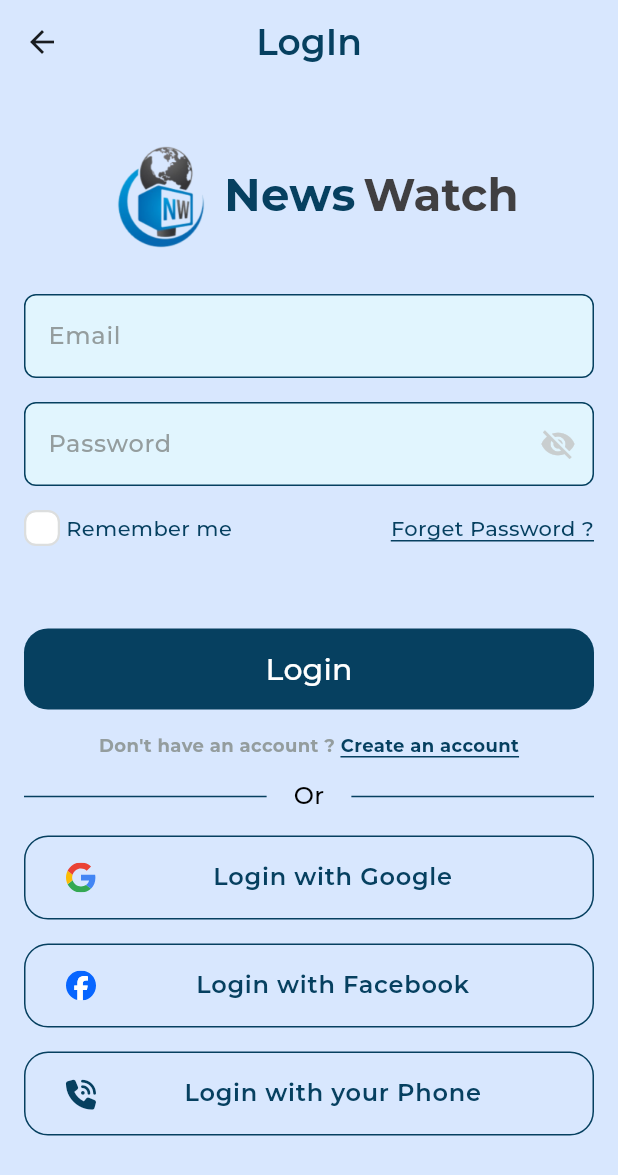
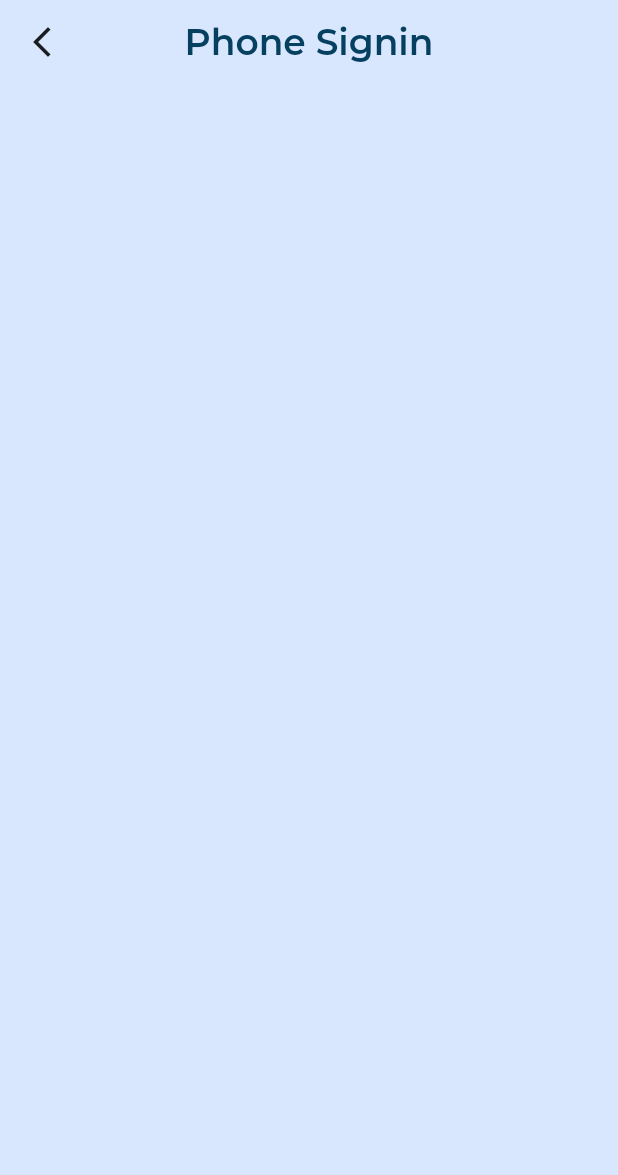
Before and after one commit to engAhmedSami/NewsAppAdv, a Flutter app: the SigninView screen opened by its route, after a tap on "Login with your Phone", on a phone screen of 412 x 824 dp. Shown: the top 1175 px of the screen. Run offline on Flutter 3.47's test engine with Material 3 defaults, Android fonts, the phone set to English and light mode, and no system bars; drawn by our look-alikes of modal_progress_hud_nsn; our stand-ins replace dartz, dots_indicator, firebase_auth, firebase_core, flutter_bloc, flutter_svg and 6 more; missing offline and left inert: flutter_facebook_auth; accounts and stored records are empty; network calls fail; project files that could hold a hidden picture were left out.

Commit message:
add phone signin

```diff
--- a/lib/Core/helper_function/on_generate_routes.dart
+++ b/lib/Core/helper_function/on_generate_routes.dart
@@ -1,5 +1,6 @@
 import 'package:flutter/material.dart';
 import 'package:newsapp/Featuers/auth/presentation/view/forgot_password_view.dart';
+import 'package:newsapp/Featuers/auth/presentation/view/phone_signin_view.dart';
 import 'package:newsapp/Featuers/auth/presentation/view/signin_view.dart';
 import 'package:newsapp/Featuers/auth/presentation/view/signup_view.dart';
 import 'package:newsapp/Featuers/auth/presentation/view/verfied_email_view.dart';
@@ -29,7 +30,8 @@ Route<dynamic> onGenerateRoute(RouteSettings setting) {
           builder: (context) => const ForgotPasswordView());
     case VerfiedEmailView.routeName:
       return MaterialPageRoute(builder: (context) => const VerfiedEmailView());
-
+    case PhoneSigninView.routeName:
+      return MaterialPageRoute(builder: (context) => const PhoneSigninView());
     default:
       return MaterialPageRoute(builder: (context) => const SplashView());
   }
--- /dev/null
+++ b/lib/Featuers/auth/presentation/view/phone_signin_view.dart
@@ -0,0 +1,20 @@
+import 'package:flutter/material.dart';
+import 'package:newsapp/Core/widget/build_app.dart';
+
+import 'widget/phone_signin_view_body.dart';
+
+class PhoneSigninView extends StatelessWidget {
+  const PhoneSigninView({super.key});
+  static const routeName = 'Signin phone';
+
+  @override
+  Widget build(BuildContext context) {
+    return Scaffold(
+      appBar: buildAppBar(
+        context,
+        title: 'Phone Signin',
+      ),
+      body: const PhoneSigninViewBody(),
+    );
+  }
+}
--- /dev/null
+++ b/lib/Featuers/auth/presentation/view/widget/phone_signin_view_body.dart
@@ -0,0 +1,12 @@
+import 'package:flutter/material.dart';
+
+class PhoneSigninViewBody extends StatelessWidget {
+  const PhoneSigninViewBody({super.key});
+
+  @override
+  Widget build(BuildContext context) {
+    return Column(
+      children: const [],
+    );
+  }
+}
--- a/lib/Featuers/auth/presentation/view/widget/signin_view_body.dart
+++ b/lib/Featuers/auth/presentation/view/widget/signin_view_body.dart
@@ -13,6 +13,7 @@ import 'package:newsapp/Core/widget/news_app_text.dart';
 import 'package:newsapp/Core/widget/under_line.dart';
 import 'package:newsapp/Featuers/auth/presentation/signin_cubit/signin_cubit.dart';
 import 'package:newsapp/Featuers/auth/presentation/view/forgot_password_view.dart';
+import 'package:newsapp/Featuers/auth/presentation/view/phone_signin_view.dart';
 import 'package:newsapp/Featuers/auth/presentation/view/widget/dont_have_an_account_widget.dart';
 import 'package:newsapp/Featuers/auth/presentation/view/widget/or_divider.dart';
 import 'package:newsapp/Featuers/auth/presentation/view/widget/password_field.dart';
@@ -164,7 +165,9 @@ class _SigninViewBodyState extends State<SigninViewBody> {
               ),
               const SizedBox(height: 16),
               PhoneLoginButton(
-                onPressed: () {},
+                onPressed: () {
+                  Navigator.pushNamed(context, PhoneSigninView.routeName);
+                },
               )
             ],
           ),
```
